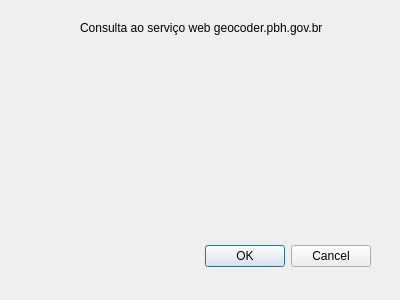
Old version of the form Geocoder/prodabel_geocoder_dialog_base.ui in the repository dinhomoura/qgis-prodabel-geocoder.
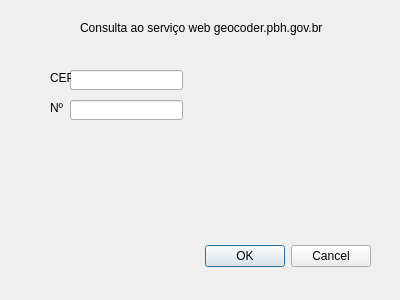
New version of the form.

Commit message: Inclui arquivos de consulta ao serviço web e arquivo gat que gera o py da ui e atualização da ui

Patch:
```diff
--- a/Geocoder/prodabel_geocoder_dialog_base.ui
+++ b/Geocoder/prodabel_geocoder_dialog_base.ui
@@ -42,6 +42,52 @@
     <string>Consulta ao serviço web geocoder.pbh.gov.br</string>
    </property>
   </widget>
+  <widget class="QLineEdit" name="lineEditCep">
+   <property name="geometry">
+    <rect>
+     <x>70</x>
+     <y>70</y>
+     <width>113</width>
+     <height>20</height>
+    </rect>
+   </property>
+  </widget>
+  <widget class="QLineEdit" name="lineEditNumero">
+   <property name="geometry">
+    <rect>
+     <x>70</x>
+     <y>100</y>
+     <width>113</width>
+     <height>20</height>
+    </rect>
+   </property>
+  </widget>
+  <widget class="QLabel" name="label_2">
+   <property name="geometry">
+    <rect>
+     <x>50</x>
+     <y>70</y>
+     <width>21</width>
+     <height>16</height>
+    </rect>
+   </property>
+   <property name="text">
+    <string>CEP</string>
+   </property>
+  </widget>
+  <widget class="QLabel" name="label_3">
+   <property name="geometry">
+    <rect>
+     <x>50</x>
+     <y>100</y>
+     <width>16</width>
+     <height>16</height>
+    </rect>
+   </property>
+   <property name="text">
+    <string>Nº</string>
+   </property>
+  </widget>
  </widget>
  <resources/>
  <connections>
```
The commit also changes 4 other files.
